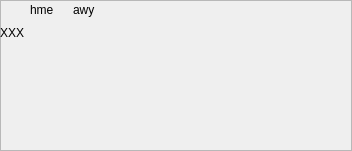
This is screengraphicsframe.ui in rochford/cutefootball as Qt 5 draws it before an edit. The edited form follows.
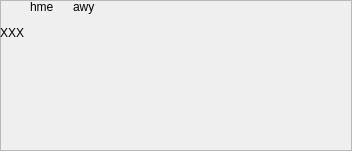
This is the edited form.

What changed in the file:
```diff
--- a/screengraphicsframe.ui
+++ b/screengraphicsframe.ui
@@ -64,6 +64,9 @@
       <property name="scaledContents">
        <bool>false</bool>
       </property>
+      <property name="alignment">
+       <set>Qt::AlignLeading|Qt::AlignLeft|Qt::AlignTop</set>
+      </property>
      </widget>
     </item>
     <item row="0" column="3">
@@ -74,6 +77,9 @@
       <property name="scaledContents">
        <bool>false</bool>
       </property>
+      <property name="alignment">
+       <set>Qt::AlignLeading|Qt::AlignLeft|Qt::AlignTop</set>
+      </property>
      </widget>
     </item>
     <item row="1" column="0">
```
Left out of the diff: 6 changed lines with no effect on the pictures.
